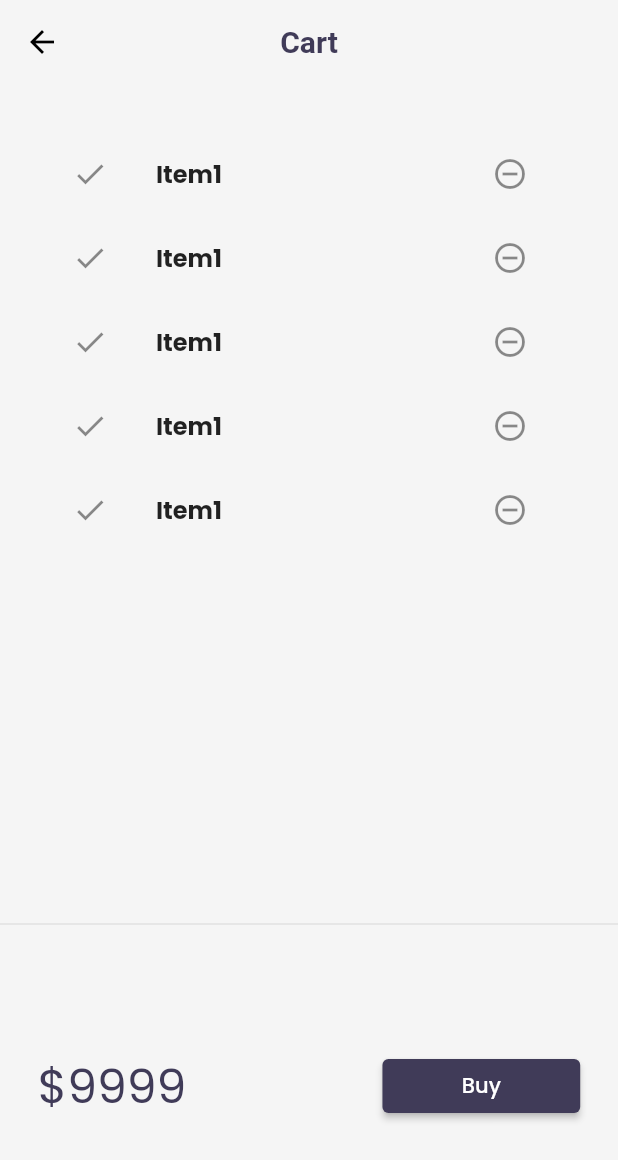
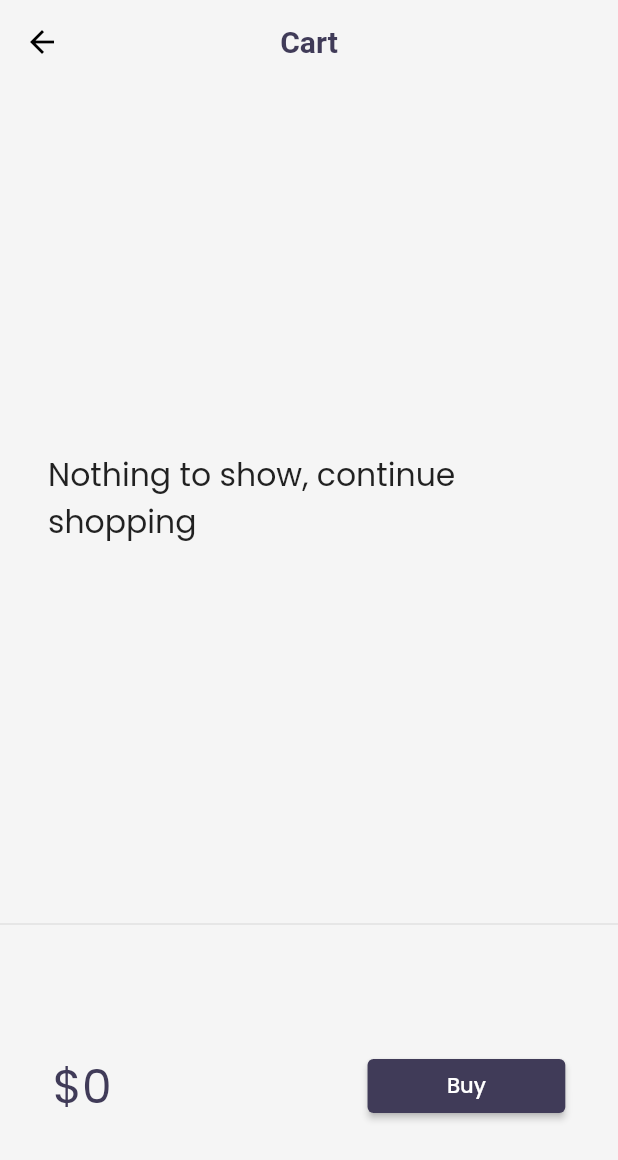
Before and after one commit to 1208hrsht/E-Commerce-Application-Flutter, a Flutter app: the screen it shows after launch, on a phone screen of 412 x 824 dp. Shown: the top 1160 px of the screen. Run offline on Flutter 3.47's test engine with Material 2 defaults, Android fonts, the phone set to English and light mode, and no system bars; our stand-ins replace google_fonts, velocity_x.

Commit message:
Cart_adding_feature

```diff
--- /dev/null
+++ b/lib/models/cart.dart
@@ -0,0 +1,38 @@
+import 'package:learningdart/models/catalog.dart';
+
+class CartModel {
+  static final cartModel = CartModel._internal();
+  CartModel._internal();
+  factory CartModel() => cartModel;
+
+  //catalog field
+  CatalogModel _catalog;
+
+  //collection of Ids-store Ids of each line
+  final List<int> _itemIds = [];
+
+  //get catalog
+  CatalogModel get catalog => _catalog;
+
+  set catalog(CatalogModel newCatalog) {
+    assert(newCatalog != null);
+    _catalog = newCatalog;
+  }
+
+  //get items in cart
+  List<Item> get items => _itemIds.map((id) => _catalog.getById(id)).toList();
+
+  //for calculating total cost of items in cart
+  num get totalPrice =>
+      items.fold(0, (total, current) => total + current.price);
+
+  //Add item
+  void add(Item item) {
+    _itemIds.add(item.id);
+  }
+
+  //remove item
+  void remove(Item item) {
+    _itemIds.remove(item.id);
+  }
+}
--- a/lib/models/catalog.dart
+++ b/lib/models/catalog.dart
@@ -1,12 +1,17 @@
 import 'dart:convert';
 
 class CatalogModel {
+
+  static final catModel = CatalogModel._internal();
+  CatalogModel._internal();
+  factory CatalogModel() => catModel;
+
   static List<Item> items;
 
 
-  static Item getById(int id) =>items.firstWhere((element) => element.id == id, orElse: ()=>null);
+  Item getById(int id) =>items.firstWhere((element) => element.id == id, orElse: ()=>null);
   // Get Item by position
-  static Item getByPosition(int pos) => items[pos];
+  Item getByPosition(int pos) => items[pos];
 }
 
 class Item {
--- a/lib/pages/cart_page.dart
+++ b/lib/pages/cart_page.dart
@@ -1,4 +1,7 @@
+// ignore_for_file: deprecated_member_use
+
 import 'package:flutter/material.dart';
+import 'package:learningdart/models/cart.dart';
 import 'package:velocity_x/velocity_x.dart';
 
 class CartPage extends StatelessWidget {
@@ -7,16 +10,15 @@ class CartPage extends StatelessWidget {
     return Scaffold(
       backgroundColor: context.canvasColor,
       appBar: AppBar(
-        backgroundColor: Colors.transparent,
+        backgroundColor: context.canvasColor,
         centerTitle: true,
         title: "Cart".text.bold.color(context.theme.accentColor).make(),
       ),
-
       body: Column(
         children: [
-          const _CartList().p32().expand(),
+          _CartList().p32().expand(),
           const Divider(),
-          const _CartTotal(),
+          _CartTotal(),
         ],
       ),
     );
@@ -24,22 +26,33 @@ class CartPage extends StatelessWidget {
 }
 
 class _CartTotal extends StatelessWidget {
-  const _CartTotal({ Key key }) : super(key: key);
-
   @override
   Widget build(BuildContext context) {
+    final _cart = CartModel();
     return SizedBox(
       height: 200,
       child: Row(
         mainAxisAlignment: MainAxisAlignment.spaceAround,
         children: [
-          "\$9999".text.xl4.color(context.theme.accentColor).make(),
+          "\$${_cart.totalPrice}"
+              .text
+              .xl4
+              .color(context.theme.accentColor)
+              .make(),
           30.widthBox,
           ElevatedButton(
-            onPressed: (){},
-            style: ButtonStyle(backgroundColor: MaterialStateProperty.all(context.theme.buttonColor) ),
-            child: "Buy".text.white.make()
-            ).w32(context)
+                  onPressed: () {
+                    ScaffoldMessenger.of(context).showSnackBar(SnackBar(
+                        content: "Sorry! Buying Feature is not supported yet."
+                            .text
+                            .semiBold
+                            .make()));
+                  },
+                  style: ButtonStyle(
+                      backgroundColor:
+                          MaterialStateProperty.all(context.theme.buttonColor)),
+                  child: "Buy".text.white.make())
+              .w32(context)
         ],
       ),
     );
@@ -47,24 +60,28 @@ class _CartTotal extends StatelessWidget {
 }
 
 class _CartList extends StatefulWidget {
-  const _CartList({ Key key }) : super(key: key);
-
   @override
-  State<_CartList> createState() => _CartListState();
+  _CartListState createState() => _CartListState();
 }
 
 class _CartListState extends State<_CartList> {
+  final _cart = CartModel();
   @override
   Widget build(BuildContext context) {
-    return ListView.builder(
-      itemCount: 5,
-      itemBuilder: (context, index) =>  ListTile(
+    return _cart.items.isEmpty
+        ? "Nothing to show, continue shopping".text.xl2.makeCentered()
+        : ListView.builder(
+            itemCount: _cart.items?.length,
+            itemBuilder: (context, index) => ListTile(
               leading: const Icon(Icons.done),
               trailing: IconButton(
-          onPressed: () {},
                 icon: const Icon(Icons.remove_circle_outline),
+                onPressed: () {
+                  _cart.remove(_cart.items[index]);
+                  setState(() {});
+                },
               ),
-        title: "Item1".text.bold.make(),
+              title: _cart.items[index].name.text.make(),
             ),
           );
   }
--- a/lib/pages/home_page.dart
+++ b/lib/pages/home_page.dart
@@ -1,3 +1,5 @@
+// ignore_for_file: deprecated_member_use
+
 import 'package:flutter/cupertino.dart';
 import 'package:flutter/material.dart';
 import 'package:flutter/services.dart';
--- a/lib/pages/login_page.dart
+++ b/lib/pages/login_page.dart
@@ -1,3 +1,5 @@
+// ignore_for_file: deprecated_member_use
+
 import 'package:flutter/material.dart';
 import 'package:learningdart/utils/routes.dart';
 import 'package:velocity_x/velocity_x.dart';
--- a/lib/widgets/home_widgets/catalog_header.dart
+++ b/lib/widgets/home_widgets/catalog_header.dart
@@ -1,3 +1,5 @@
+// ignore_for_file: deprecated_member_use
+
 import 'package:flutter/material.dart';
 import 'package:velocity_x/velocity_x.dart';
 
--- a/lib/widgets/themes.dart
+++ b/lib/widgets/themes.dart
@@ -1,3 +1,5 @@
+// ignore_for_file: deprecated_member_use
+
 import 'package:flutter/material.dart';
 import 'package:google_fonts/google_fonts.dart';
 import 'package:velocity_x/velocity_x.dart';
```
Also changed, not shown: lib/pages/home_detail_page.dart (+5 -9 lines), lib/widgets/home_widgets/add_to_cart.dart (added, +41 -0 lines), lib/widgets/home_widgets/catalog_list.dart (+7 -10 lines). Lines whose indentation alone changed are shown as unchanged.
